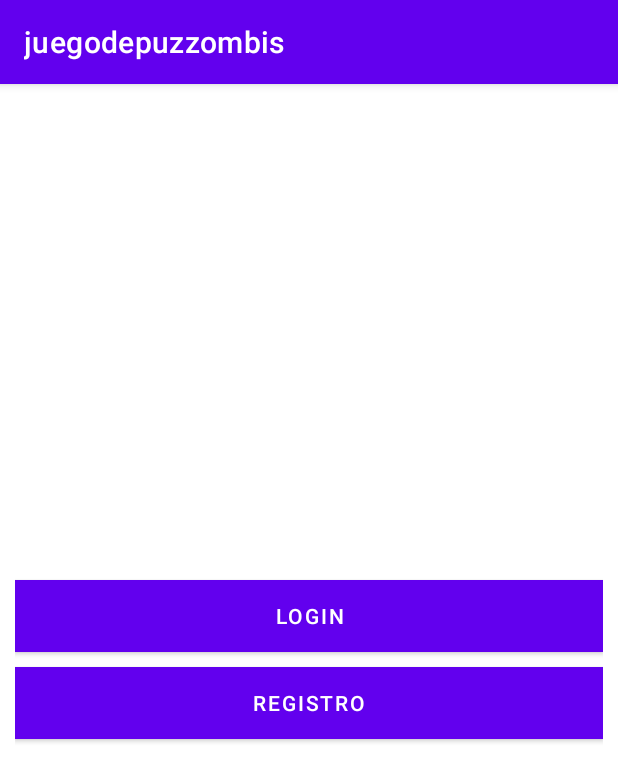
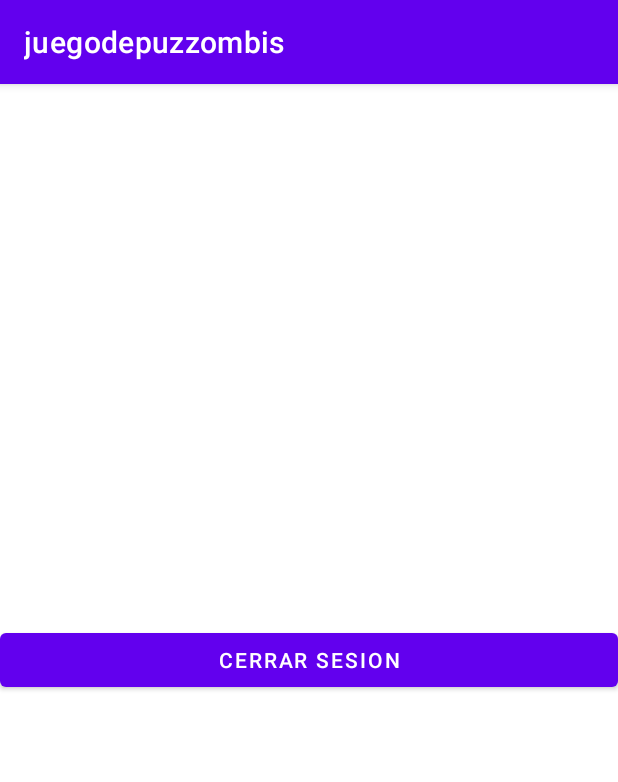
Before and after one commit to lorelia1818/Proyecto-Android-electiva-, an Android app: the screen it shows after launch once a user with an empty profile is signed in (MainActivity before the commit, Menu after it), on a phone screen of 412 x 824 dp. Shown: the top 782 px of the screen. Run offline under Robolectric (Android 15) with nearby library versions, the phone set to English and light mode, and no system bars; our stand-ins replace Firebase (no records; nobody signed in at launch, a user with empty details on screens opened directly).

Commit message:
ajuste de menu y usuarios

```diff
--- a/app/src/main/java/edu/uan/juegodepuzzombis/Menu.java
+++ b/app/src/main/java/edu/uan/juegodepuzzombis/Menu.java
@@ -2,13 +2,59 @@
 
 import androidx.appcompat.app.AppCompatActivity;
 
+import android.content.Intent;
 import android.os.Bundle;
+import android.view.View;
+import android.widget.Button;
+import android.widget.Toast;
+
+import com.google.firebase.auth.FirebaseAuth;
+import com.google.firebase.auth.FirebaseUser;
 
 public class Menu extends AppCompatActivity {
+    FirebaseAuth auth;
+    FirebaseUser user;
+
+    Button CerrarSesion;
 
     @Override
     protected void onCreate(Bundle savedInstanceState) {
         super.onCreate(savedInstanceState);
         setContentView(R.layout.activity_menu);
+
+        auth = FirebaseAuth.getInstance();
+        user = auth.getCurrentUser();
+        CerrarSesion = findViewById(R.id.CerrarSesion);
+
+        CerrarSesion.setOnClickListener(new View.OnClickListener() {
+            @Override
+            public void onClick(View view) {
+                CerrarSesion();
+            }
+        });
+    }
+
+    @Override
+    protected void onStart() {
+        UsuarioLogueado();
+        super.onStart();
+    }
+
+    //metodo de prueba si el jugador ha iniciado sesion
+    private void UsuarioLogueado(){
+
+        if (user !=null){
+            Toast.makeText(this, "juagdor en linea", Toast.LENGTH_SHORT).show();
+        }
+        else{
+            startActivity(new Intent(Menu.this,MainActivity.class));
+            finish();
+        }
+    }
+
+    private void CerrarSesion(){
+        auth.signOut();
+        startActivity(new Intent(Menu.this,MainActivity.class));
+        Toast.makeText(this, "Cerrado sesion exitosamente", Toast.LENGTH_SHORT).show();
     }
 }
--- a/app/src/main/java/edu/uan/juegodepuzzombis/Splash.java
+++ b/app/src/main/java/edu/uan/juegodepuzzombis/Splash.java
@@ -19,7 +19,7 @@
             @Override
             public void run() {
                 /*CODIGO QUE SE EJECUTA*/
-                Intent intent = new Intent(Splash.this,MainActivity.class);
+                Intent intent = new Intent(Splash.this,Menu.class);
                 startActivity(intent);
                 /*CODIGO QUE SE EJECUTA*/
             }
--- a/app/src/main/res/layout/activity_menu.xml
+++ b/app/src/main/res/layout/activity_menu.xml
@@ -1,9 +1,25 @@
 <?xml version="1.0" encoding="utf-8"?>
-<androidx.constraintlayout.widget.ConstraintLayout xmlns:android="http://schemas.android.com/apk/res/android"
-    xmlns:app="http://schemas.android.com/apk/res-auto"
+<RelativeLayout
+    xmlns:android="http://schemas.android.com/apk/res/android"
     xmlns:tools="http://schemas.android.com/tools"
     android:layout_width="match_parent"
     android:layout_height="match_parent"
     tools:context=".Menu">
 
-</androidx.constraintlayout.widget.ConstraintLayout>
+    <androidx.appcompat.widget.LinearLayoutCompat
+        android:layout_width="match_parent"
+        android:layout_height="match_parent"
+        android:orientation="vertical"
+        android:gravity="center">
+
+        <Button
+            android:layout_width="match_parent"
+            android:layout_height="wrap_content"
+            android:id="@+id/CerrarSesion"
+            android:text="@string/CerrarSesion"/>
+
+
+    </androidx.appcompat.widget.LinearLayoutCompat>
+
+
+</RelativeLayout>
--- a/app/src/main/res/values/strings.xml
+++ b/app/src/main/res/values/strings.xml
@@ -14,6 +14,8 @@
     <!--ACTIVIDAD DE LOGIN-->
     <string name="correoLogin">Correo electroonico</string>
     <string name="passLogin">Contraseña</string>
-    <string name="BTNLogin">Ingresar</string>
+
+
+    <string name="CerrarSesion">Cerrar sesion</string>
 
 </resources>
```
